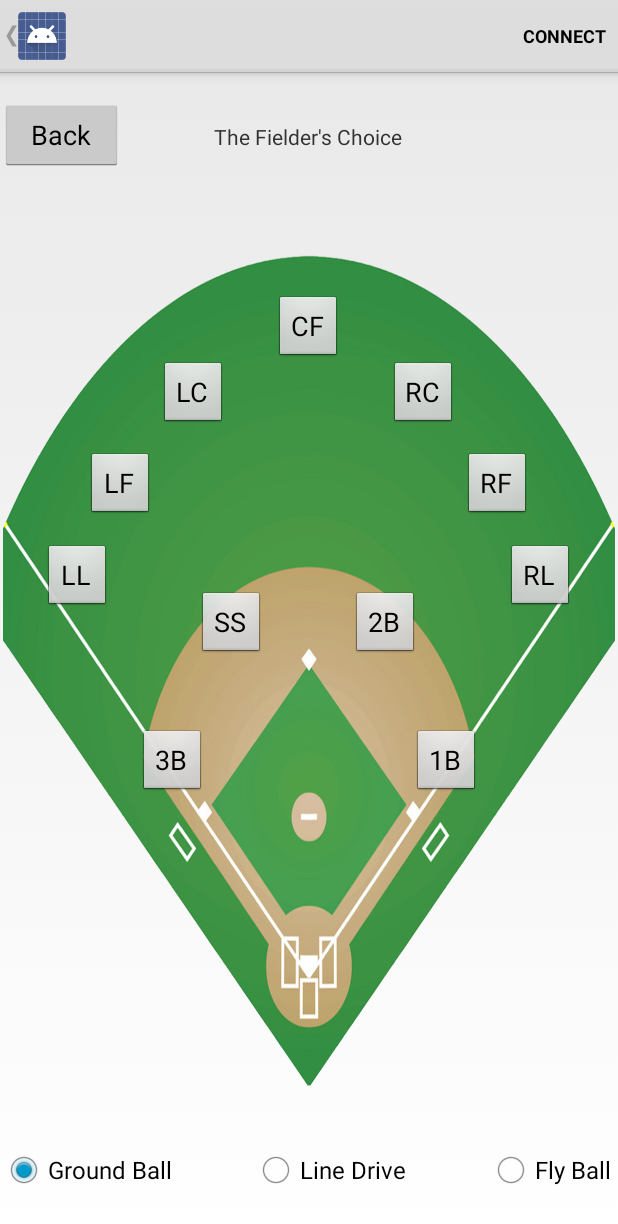
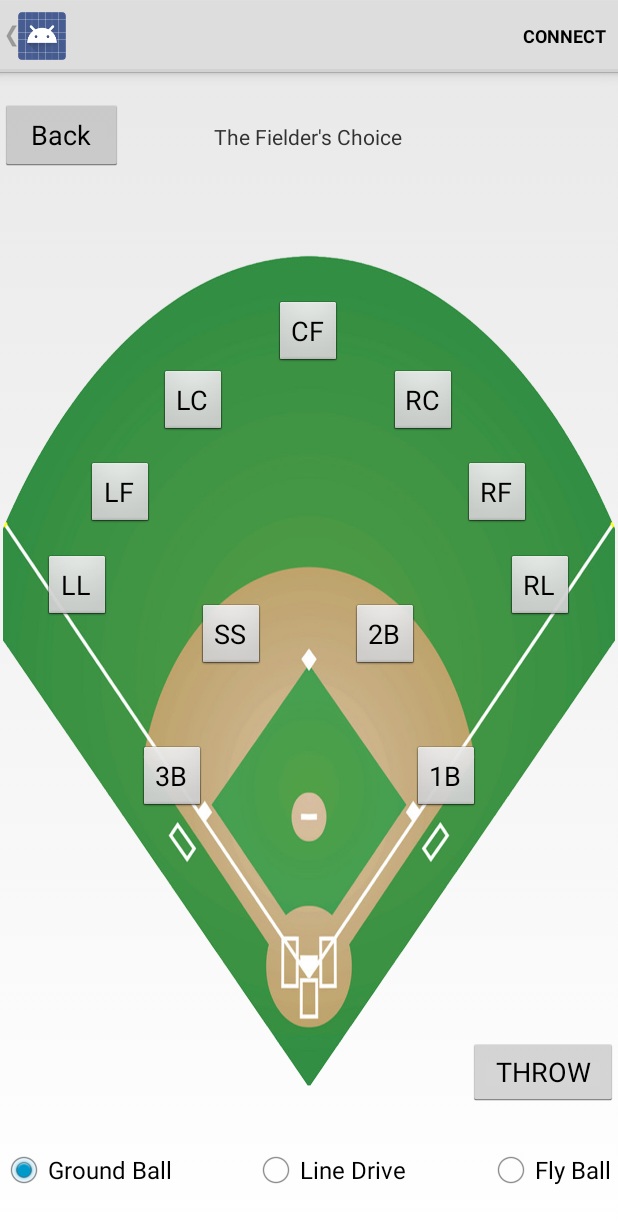
Before and after one commit to credden/BLEApp, an Android app: the DeviceControlActivity screen opened directly, with no data from a screen before it, after a tap on "Save", on a phone screen of 412 x 824 dp. Shown: the top 1224 px of the screen. Run offline under Robolectric (Android 15) with nearby library versions, the phone set to English and light mode, and no system bars; 3 statements that could not run were skipped.

Commit message:
Appearance Updates Message Format Update Adding Pitching press and release messages XML Clean Up

```diff
--- a/BLEController/app/src/main/java/auburn/seniordesign/blecontroller/DeviceControlActivity.java
+++ b/BLEController/app/src/main/java/auburn/seniordesign/blecontroller/DeviceControlActivity.java
@@ -89,6 +89,16 @@ public class DeviceControlActivity extends Activity {
             mBluetoothLeService = null;
         }
     };
+
+    View.OnTouchListener pitchLayoutTouchListener =
+            new View.OnTouchListener() {
+                @Override
+                public boolean onTouch(View v, MotionEvent event) {
+                    adjustPitchSettings(v, event);
+
+                    return false;
+                }
+            };
 
     // Handles various events fired by the Service.
     // ACTION_GATT_CONNECTED: connected to a GATT server.
@@ -321,28 +331,15 @@ public class DeviceControlActivity extends Activity {
         return intentFilter;
     }
 
-    public void onClickWrite(View v){
-        if(mBluetoothLeService != null) {
-            byte[] msg = new byte[1];
-            msg[0] = (byte) 0xAA;
-            mBluetoothLeService.writeCustomCharacteristic(msg);
-        }
-    }
-
-    public void onClickRead(View v){
-        if(mBluetoothLeService != null) {
-            byte[] msg;
-            msg = mBluetoothLeService.readCustomCharacteristic();
-            System.out.println("Received: " + msg.toString());
-        }
-    }
-
     public boolean sendBLEMessage(byte[] msg){
-        if(mBluetoothLeService != null) {
+        if(mBluetoothLeService != null)
+        {
+            System.out.println("Sending BLE Message: [" + String.format("%02X",msg[0]) + "," + String.format("%02X",msg[1]) + "," + String.format("%02X",msg[2]) + "]");
             return mBluetoothLeService.writeCustomCharacteristic(msg);
         }
         else
         {
+            System.err.println("Failed to send BLE Message: [" +String.format("%02X", msg[0]) + "," + String.format("%02X",msg[1]) + "," + String.format("%02X",msg[2]) + "]");
             return false;
         }
     }
@@ -350,42 +347,41 @@ public class DeviceControlActivity extends Activity {
     public byte[] recvBLEMessage(){
         if(mBluetoothLeService != null) {
             byte[] msg;
+
             msg = mBluetoothLeService.readCustomCharacteristic();
+            System.out.print("Receiving BLE Message: [");
+            if (msg.length > 0)
+                System.out.print(String.format("%02x",msg[0]));
+            for (int i = 1; i < msg.length; i++)
+            {
+                System.out.print("," + String.format("%02x",msg[i]));
+            }
+            System.out.print("]\n");
+
             return msg;
         }
         else
         {
+            System.err.println("Failed to receive BLE Message");
             return null;
         }
     }
 
     public void saveFieldDimensions(View button) {
 
-        byte[] speedMsg = {0x00,0x00};
+        FieldCalculations.saveFieldDimensions(
+                Integer.parseInt(((EditText) (findViewById(R.id.LFTextEntry))).getText().toString()),
+                Integer.parseInt(((EditText) (findViewById(R.id.CFTextEntry))).getText().toString()),
+                Integer.parseInt(((EditText) (findViewById(R.id.RFTextEntry))).getText().toString()),
+                Integer.parseInt(((EditText) (findViewById(R.id.OffBatSpeedEntry))).getText().toString()));
 
-        FieldCalculations.fieldDimensions[0] = Integer.parseInt(((EditText) (findViewById(R.id.LFTextEntry))).getText().toString());
-        FieldCalculations.fieldDimensions[1] = Integer.parseInt(((EditText) (findViewById(R.id.CFTextEntry))).getText().toString());
-        FieldCalculations.fieldDimensions[2] = Integer.parseInt(((EditText) (findViewById(R.id.RFTextEntry))).getText().toString());
+        FieldCalculations.formatSpeedMsg();
 
-        FieldCalculations.offBatSpeed = Integer.parseInt(((EditText) (findViewById(R.id.OffBatSpeedEntry))).getText().toString());
-
-        speedMsg[0] = (byte) ((FieldCalculations.offBatSpeed & 0x00000F00) >> 8);
-        speedMsg[0] = (byte) (speedMsg[0] | 0x40);
-        speedMsg[1] = (byte) (FieldCalculations.offBatSpeed & 0x000000FF);
-
-        sendBLEMessage(speedMsg);
-
-        System.out.println("*****Field Dimensions are RF:" + FieldCalculations.fieldDimensions[0] + " CF:" +
-                FieldCalculations.fieldDimensions[1] + " LF:" + FieldCalculations.fieldDimensions[2]);
-
-        /**********************************************************************************
-         * Once dimensions are entered, then we must switch view and create touch listeners
-         *********************************************************************************/
+        sendBLEMessage(FieldCalculations.speedMsg);
 
         RadioGroup radioGroup = findViewById(R.id.modeSelection);
-        int radioButtonID = radioGroup.getCheckedRadioButtonId();
 
-        switch (radioButtonID) {
+        switch (radioGroup.getCheckedRadioButtonId()) {
             //case R.id.p2pRadioButton:
             //    p2p = new FieldActivity.Point2Point();
             //    useP2P = true;
@@ -393,12 +389,14 @@ public class DeviceControlActivity extends Activity {
 
             case R.id.pitchRadioButton:
                 setContentView(R.layout.pitching_main);
-                FieldCalculations.useP2P = false;
+                findViewById(R.id.pitchSettingsUp).setOnTouchListener(pitchLayoutTouchListener);
+                findViewById(R.id.pitchSettingsDown).setOnTouchListener(pitchLayoutTouchListener);
+                findViewById(R.id.pitchSettingsLeft).setOnTouchListener(pitchLayoutTouchListener);
+                findViewById(R.id.pitchSettingsRight).setOnTouchListener(pitchLayoutTouchListener);
                 break;
 
-            default:
+            case R.id.fieldRadioButton:
                 setContentView(R.layout.field_layout);
-
                 findViewById(R.id.p1bButton).setBackgroundResource(android.R.drawable.btn_default);
                 findViewById(R.id.p2bButton).setBackgroundResource(android.R.drawable.btn_default);
                 findViewById(R.id.p3bButton).setBackgroundResource(android.R.drawable.btn_default);
@@ -410,8 +408,6 @@ public class DeviceControlActivity extends Activity {
                 findViewById(R.id.plcButton).setBackgroundResource(android.R.drawable.btn_default);
                 findViewById(R.id.plButton).setBackgroundResource(android.R.drawable.btn_default);
                 findViewById(R.id.pllButton).setBackgroundResource(android.R.drawable.btn_default);
-
-                FieldCalculations.useP2P = false;
                 break;
         }
     }
@@ -428,62 +424,66 @@ public class DeviceControlActivity extends Activity {
 
     public void sendThrowMsg(View view)
     {
-        byte[] msg = {0x00,0x00};
-
-        msg[0] = (byte) (msg[0] | 0x80);
-
-        sendBLEMessage(msg);
-    }
-
-    public void throwPitch(View view)
-    {
-        byte[] msg = new byte[2];
-
-        msg[0] = (byte) 0b10000000;
-        msg[1] = 0b00000000;
-
-        sendBLEMessage(msg);
+        sendBLEMessage(FieldCalculations.throwMsg);
     }
 
 
-    //TODO: change this to press and hold messages
-    public void adjustPitchSettings(View view)
+    public void adjustPitchSettings(View view, MotionEvent event)
     {
-        byte[] msg = {0x00,0x00};
-
         switch(view.getId()) {
             case R.id.pitchSettingsDown:
-                FieldCalculations.pitchSettings[1] = (short) (FieldCalculations.pitchSettings[1] - 1);
-                msg[0] = (byte) ((FieldCalculations.pitchSettings[1] & 0x00000F00) >> 8);
-                msg[0] = (byte) (msg[0] | 0b00010000);
-                msg[1] = (byte) (FieldCalculations.pitchSettings[1] & 0x000000FF);
+                if (event.getActionMasked() == MotionEvent.ACTION_DOWN)
+                {
+                    FieldCalculations.formatUpMsg((byte) 1);
+                }
+                else if (event.getActionMasked() == MotionEvent.ACTION_UP)
+                {
+                    FieldCalculations.formatUpMsg((byte) 0);
+                }
+
+                sendBLEMessage(FieldCalculations.upMsg);
                 break;
 
             case R.id.pitchSettingsLeft:
-                FieldCalculations.pitchSettings[0] = (short) (FieldCalculations.pitchSettings[0] - 1);
-                msg[0] = (byte) ((FieldCalculations.pitchSettings[0] & 0x00000F00) >> 8);
-                msg[0] = (byte) (msg[0] | 0b00100000);
-                msg[1] = (byte) (FieldCalculations.pitchSettings[0] & 0x000000FF);
+                if (event.getActionMasked() == MotionEvent.ACTION_DOWN)
+                {
+                    FieldCalculations.formatLeftMsg((byte) 1);
+                }
+                else if (event.getActionMasked() == MotionEvent.ACTION_UP)
+                {
+                    FieldCalculations.formatLeftMsg((byte) 0);
+                }
+
+                sendBLEMessage(FieldCalculations.leftMsg);
                 break;
 
             case R.id.pitchSettingsRight:
-                FieldCalculations.pitchSettings[0] = (short) (FieldCalculations.pitchSettings[0] + 1);
-                msg[0] = (byte) ((FieldCalculations.pitchSettings[0] & 0x00000F00) >> 8);
-                msg[0] = (byte) (msg[0] | 0b00100000);
-                msg[1] = (byte) (FieldCalculations.pitchSettings[0] & 0x000000FF);
+                if (event.getActionMasked() == MotionEvent.ACTION_DOWN)
+                {
+                    FieldCalculations.formatRightMsg((byte) 1);
+                }
+                else if (event.getActionMasked() == MotionEvent.ACTION_UP)
+                {
+                    FieldCalculations.formatRightMsg((byte) 0);
+                }
+
+                sendBLEMessage(FieldCalculations.rightMsg);
                 break;
 
             case R.id.pitchSettingsUp:
             default:
-                FieldCalculations.pitchSettings[1] = (short) (FieldCalculations.pitchSettings[1] + 1);
-                msg[0] = (byte) ((FieldCalculations.pitchSettings[1] & 0x00000F00) >> 8);
-                msg[0] = (byte) (msg[0] | 0b00010000);
-                msg[1] = (byte) (FieldCalculations.pitchSettings[1] & 0x000000FF);
+                if (event.getActionMasked() == MotionEvent.ACTION_DOWN)
+                {
+                    FieldCalculations.formatUpMsg((byte) 1);
+                }
+                else if (event.getActionMasked() == MotionEvent.ACTION_UP)
+                {
+                    FieldCalculations.formatUpMsg((byte) 0);
+                }
+
+                sendBLEMessage(FieldCalculations.upMsg);
                 break;
-
         }
-
-        sendBLEMessage(msg);
     }
 
     public void goToSettingsPage(View view)
@@ -586,9 +586,8 @@ public class DeviceControlActivity extends Activity {
         setContentView(R.layout.dimensions);
     }
 
-    public void positionButtonClicked(View view) {
-
-
+    public void positionButtonClicked(View view)
+    {
         findViewById(R.id.p1bButton).setBackgroundResource(android.R.drawable.btn_default);
         findViewById(R.id.p2bButton).setBackgroundResource(android.R.drawable.btn_default);
         findViewById(R.id.p3bButton).setBackgroundResource(android.R.drawable.btn_default);
@@ -612,14 +611,12 @@ public class DeviceControlActivity extends Activity {
 
     public void elevationButtonClicked(View view)
     {
-
-        RadioGroup radioGroup = findViewById(R.id.elevationSelection);
-        FieldCalculations.currentElevation = radioGroup.getCheckedRadioButtonId();
+        FieldCalculations.currentElevation = ((RadioGroup)(findViewById(R.id.elevationSelection))).getCheckedRadioButtonId();
 
         FieldCalculations.formatMessages();
 
+        sendBLEMessage(FieldCalculations.elevationMsg);
         sendBLEMessage(FieldCalculations.angleMsg);
-        sendBLEMessage(FieldCalculations.elevationMsg);
     }
 
 
--- a/BLEController/app/src/main/res/layout/field_layout.xml
+++ b/BLEController/app/src/main/res/layout/field_layout.xml
@@ -38,17 +38,6 @@
             android:text=""/>
 
     </LinearLayout>
-
-
-    <!--RelativeLayout
-        android:id="@+id/imageView"
-        android:layout_width="wrap_content"
-        android:layout_height="0dp"
-        android:layout_weight=".7"
-        android:background="@drawable/baseball_field"
-        android:orientation="horizontal"
-        app:srcCompat="@drawable/baseball_field"-->
-
         <TableLayout
             android:layout_width="match_parent"
             android:layout_height="0dp"
@@ -267,167 +256,23 @@
     <TableRow
         android:layout_height="0dp"
         android:layout_width="match_parent"
-    android:layout_weight=".3">
+        android:layout_weight=".2">
+        <RelativeLayout
+            android:layout_width="0dp"
+            android:layout_height="match_parent"
+            android:layout_weight="1"
+            android:gravity="bottom">
 
+            <Button
+                android:layout_width="100dp"
+                android:layout_height="45dp"
+                android:layout_alignParentEnd="true"
+                android:text="THROW"
+                android:onClick="sendThrowMsg"/>
+        </RelativeLayout>
     </TableRow>
 
 </TableLayout>
-<!--Button
-android:id="@+id/pllButton"
-android:layout_width="45dp"
-android:layout_height="45dp"
-android:layout_alignParentStart="true"
-android:layout_alignParentTop="true"
-android:layout_marginStart="22dp"
-android:layout_marginTop="169dp"
-android:background="@android:drawable/btn_default"
-android:onClick="positionButtonClicked"
-android:text="LL" />
-
-
-<Button
-android:id="@+id/plButton"
-android:layout_width="49dp"
-android:layout_height="wrap_content"
-android:layout_alignParentStart="true"
-android:layout_alignParentTop="true"
-android:layout_marginStart="69dp"
-android:layout_marginTop="109dp"
-android:background="@android:drawable/btn_default"
-android:onClick="positionButtonClicked"
-android:text="LF" />
-
-<Button
-android:id="@+id/p3bButton"
-android:layout_width="45dp"
-android:layout_height="45dp"
-android:layout_alignParentStart="true"
-android:layout_alignParentTop="true"
-android:layout_marginStart="97dp"
-android:layout_marginTop="281dp"
-android:background="@android:drawable/btn_default"
-android:onClick="positionButtonClicked"
-android:text="3B" />
-
-<Button
-android:id="@+id/plcButton"
-android:layout_width="45dp"
-android:layout_height="45dp"
-android:layout_alignParentStart="true"
-android:layout_alignParentTop="true"
-android:layout_marginStart="128dp"
-android:layout_marginTop="71dp"
-android:background="@android:drawable/btn_default"
-android:onClick="positionButtonClicked"
-android:text="LC" />
-
-<Button
-android:id="@+id/pssButton"
-android:layout_width="45dp"
-android:layout_height="45dp"
-android:layout_alignParentTop="true"
-android:layout_alignParentEnd="true"
-android:layout_marginTop="214dp"
-android:layout_marginEnd="230dp"
-android:background="@android:drawable/btn_default"
-android:onClick="positionButtonClicked"
-android:text="SS" />
-
-<Button
-android:id="@+id/pcButton"
-android:layout_width="45dp"
-android:layout_height="45dp"
-android:layout_alignParentStart="true"
-android:layout_alignParentTop="true"
-android:layout_marginStart="182dp"
-android:layout_marginTop="47dp"
-android:background="@android:drawable/btn_default"
-android:onClick="positionButtonClicked"
-android:text="CF" />
-
-<Button
-android:id="@+id/prcButton"
-android:layout_width="45dp"
-android:layout_height="45dp"
-android:layout_alignParentTop="true"
-android:layout_alignParentEnd="true"
-android:layout_marginTop="67dp"
-android:layout_marginEnd="124dp"
-android:background="@android:drawable/btn_default"
-android:onClick="positionButtonClicked"
-android:text="RC" />
-
-<Button
-android:id="@+id/p2bButton"
-android:layout_width="45dp"
-android:layout_height="45dp"
-android:layout_alignParentTop="true"
-android:layout_alignParentEnd="true"
-android:layout_marginTop="209dp"
-android:layout_marginEnd="137dp"
-android:background="@android:drawable/btn_default"
-android:onClick="positionButtonClicked"
-android:text="2B" />
-
-<Button
-android:id="@+id/prButton"
-android:layout_width="45dp"
-android:layout_height="45dp"
-android:layout_alignParentTop="true"
-android:layout_alignParentEnd="true"
-android:layout_marginTop="103dp"
-android:layout_marginEnd="77dp"
-android:background="@android:drawable/btn_default"
-android:onClick="positionButtonClicked"
-android:text="RF" />
-
-<Button
-android:id="@+id/p1bButton"
-android:layout_width="45dp"
-android:layout_height="45dp"
-android:layout_alignParentStart="true"
-android:layout_alignParentTop="true"
-android:layout_alignParentEnd="true"
-android:layout_alignParentBottom="true"
-android:layout_marginStart="267dp"
-android:layout_marginTop="272dp"
-android:layout_marginEnd="99dp"
-android:layout_marginBottom="214dp"
-android:background="@android:drawable/btn_default"
-android:onClick="positionButtonClicked"
-android:text="1B" />
-
-
-<Button
-android:id="@+id/prlButton"
-android:layout_width="45dp"
-android:layout_height="45dp"
-android:layout_alignParentTop="true"
-android:layout_alignParentEnd="true"
-android:layout_marginTop="158dp"
-android:layout_marginEnd="27dp"
-android:background="@android:drawable/btn_default"
-android:onClick="positionButtonClicked"
-android:text="RL" />
-
-</RelativeLayout-->
-
-
-            <!--Button
-                android:layout_width="wrap_content"
-                android:layout_height="wrap_content"
-                android:onClick="sendThrowMsg"
-                android:text="THROW" />
-        <ImageView
-            android:id="@+id/imageView2"
-            android:layout_width="wrap_content"
-            android:layout_height="wrap_content"
-            android:layout_below="@+id/imageView"
-            android:adjustViewBounds="true"
-            android:gravity="bottom"
-            android:layout_gravity="center"
-            app:srcCompat="@drawable/background2" /-->
-
     <RelativeLayout
         android:id="@+id/buttonLayout"
         android:orientation="horizontal"
```
Also changed, not shown: BLEController/app/src/main/java/auburn/seniordesign/blecontroller/FieldCalculations.java (+144 -109 lines), BLEController/app/src/main/res/layout/pitching_main.xml (+19 -7 lines). Lines whose indentation alone changed are shown as unchanged.
